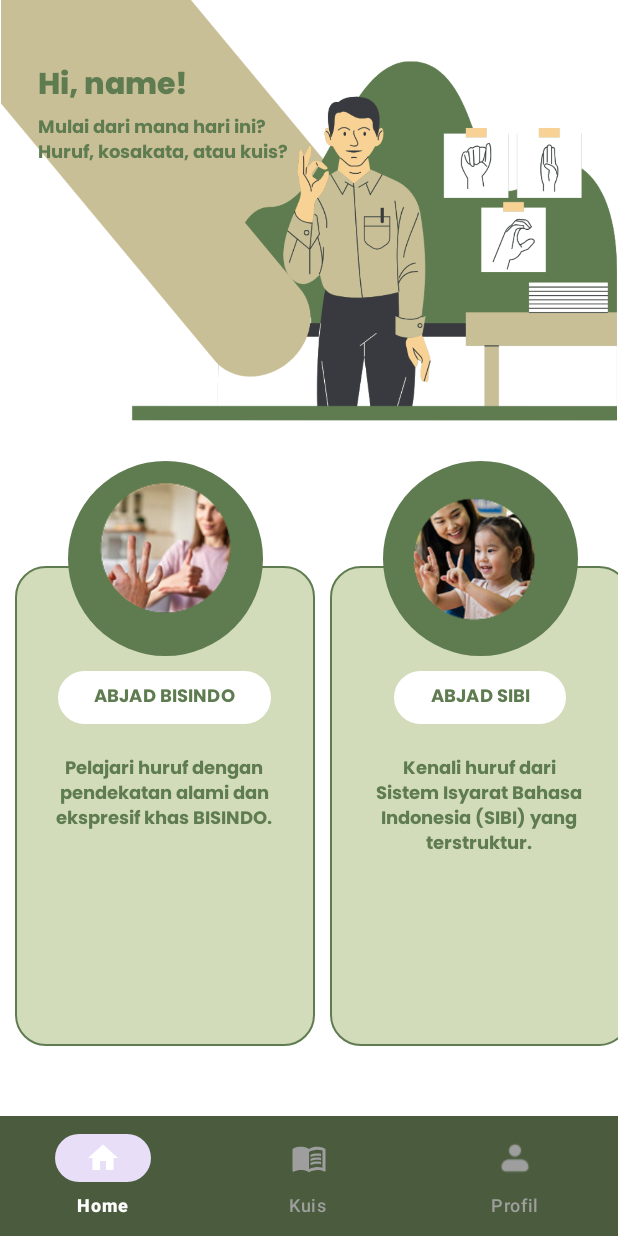
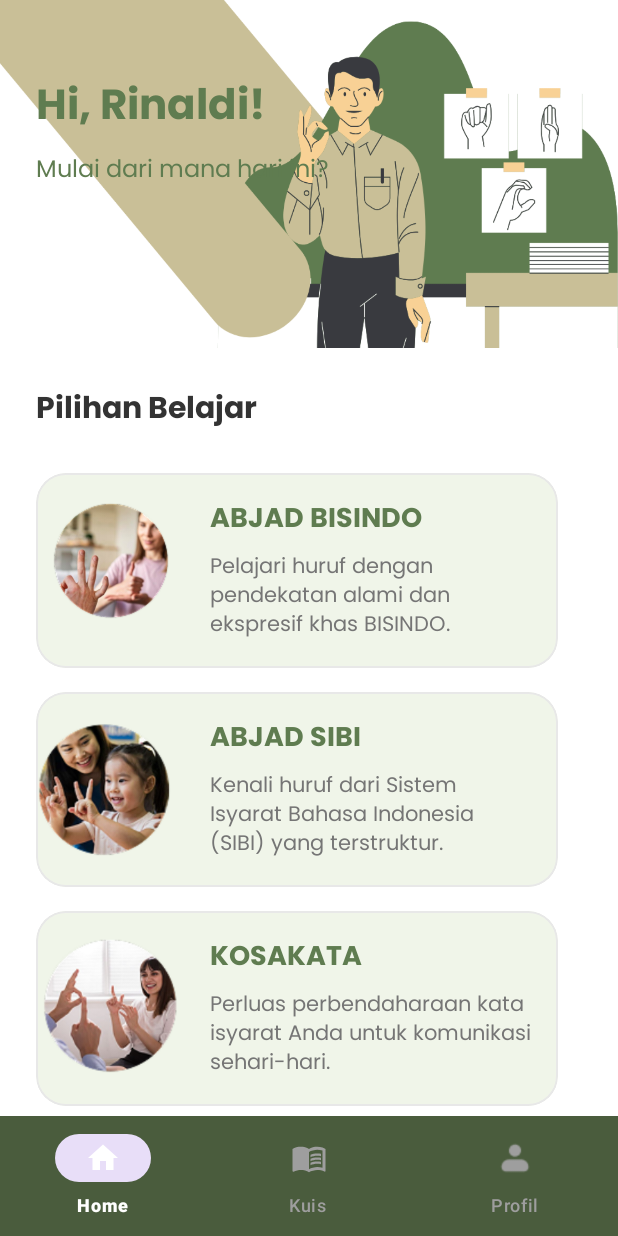
Before and after one commit to xebec51/GestureLearn, an Android app: the HomeFragment screen opened directly, with no data from a screen before it, on a phone screen of 412 x 824 dp. Run offline under Robolectric (Android 15) with nearby library versions, the phone set to English and light mode, and no system bars; our stand-ins replace Room's generated code.

Commit message:
refactor(home): redesign home screen with vertical list layout
Overhauls the HomeFragment UI to create a cleaner and more modern user experience.

Replaces the large header image with a minimalist text-based header, improving visual balance and focus.

Changes the main layout to a vertical orientation, displaying learning options in a scrollable list instead of a horizontal one.

Redesigns the item_card.xml for a vertical list, featuring a standardized image size on the left and text content on the right for better readability and consistency.

Updates HomeCardAdapter and HomeFragment to support the new vertical RecyclerView layout.

```diff
--- a/GestureLearn/app/src/main/java/com/example/gesturelearn/activity/fragment/HomeFragment.java
+++ b/GestureLearn/app/src/main/java/com/example/gesturelearn/activity/fragment/HomeFragment.java
@@ -71,7 +71,7 @@ public class HomeFragment extends Fragment {
 
         // Setup Adapter
         adapter = new HomeCardAdapter(getContext(), cardItems);
-        recyclerView.setLayoutManager(new LinearLayoutManager(getContext(), LinearLayoutManager.HORIZONTAL, false));
+        recyclerView.setLayoutManager(new LinearLayoutManager(getContext()));
         recyclerView.setAdapter(adapter);
     }
 }
--- a/GestureLearn/app/src/main/java/com/example/gesturelearn/adapter/HomeCardAdapter.java
+++ b/GestureLearn/app/src/main/java/com/example/gesturelearn/adapter/HomeCardAdapter.java
@@ -1,22 +1,20 @@
 package com.example.gesturelearn.adapter;
 
 import android.content.Context;
+import android.content.Intent;
 import android.view.LayoutInflater;
 import android.view.View;
 import android.view.ViewGroup;
-import android.widget.Button;
 import android.widget.ImageView;
 import android.widget.TextView;
 import androidx.annotation.NonNull;
 import androidx.recyclerview.widget.RecyclerView;
 import com.example.gesturelearn.R;
-import com.example.gesturelearn.model.CardItem;
-import java.util.List;
-
-import android.content.Intent;
 import com.example.gesturelearn.activity.learn.LearnAbjadBisindoActivity;
 import com.example.gesturelearn.activity.learn.LearnAbjadSibiActivity;
 import com.example.gesturelearn.activity.learn.LearnKosakataActivity;
+import com.example.gesturelearn.model.CardItem;
+import java.util.List;
 
 public class HomeCardAdapter extends RecyclerView.Adapter<HomeCardAdapter.CardViewHolder> {
 
@@ -40,7 +38,7 @@ public class HomeCardAdapter extends RecyclerView.Adapter<HomeCardAdapter.CardVi
         CardItem currentItem = cardItems.get(position);
 
         holder.imageView.setImageResource(currentItem.getImageResId());
-        holder.titleButton.setText(currentItem.getTitle());
+        holder.titleTextView.setText(currentItem.getTitle()); // Menggunakan titleTextView
         holder.descriptionTextView.setText(currentItem.getDescription());
 
         holder.itemView.setOnClickListener(v -> {
@@ -57,7 +55,7 @@ public class HomeCardAdapter extends RecyclerView.Adapter<HomeCardAdapter.CardVi
                     intent = new Intent(context, LearnKosakataActivity.class);
                     break;
                 default:
-                    return; // Tidak melakukan apa-apa jika posisi tidak dikenali
+                    return;
             }
             context.startActivity(intent);
         });
@@ -70,15 +68,13 @@ public class HomeCardAdapter extends RecyclerView.Adapter<HomeCardAdapter.CardVi
 
     public static class CardViewHolder extends RecyclerView.ViewHolder {
         ImageView imageView;
-        Button titleButton;
+        TextView titleTextView; // Diubah dari Button ke TextView
         TextView descriptionTextView;
 
         public CardViewHolder(@NonNull View itemView) {
             super(itemView);
             imageView = itemView.findViewById(R.id.iv_example);
-            titleButton = itemView.findViewById(R.id.btn_bisindoLetter);
-            // Anda perlu menambahkan id ke TextView deskripsi di item_card.xml
-            // Misalnya: android:id="@+id/tv_description"
+            titleTextView = itemView.findViewById(R.id.tv_card_title); // ID baru dari layout
             descriptionTextView = itemView.findViewById(R.id.tv_description);
         }
     }
--- a/GestureLearn/app/src/main/res/layout/fragment_home.xml
+++ b/GestureLearn/app/src/main/res/layout/fragment_home.xml
@@ -1,50 +1,78 @@
 <?xml version="1.0" encoding="utf-8"?>
-<androidx.constraintlayout.widget.ConstraintLayout xmlns:android="http://schemas.android.com/apk/res/android"
+<androidx.core.widget.NestedScrollView xmlns:android="http://schemas.android.com/apk/res/android"
+    xmlns:app="http://schemas.android.com/apk/res-auto"
+    xmlns:tools="http://schemas.android.com/tools"
     android:layout_width="match_parent"
     android:layout_height="match_parent"
-    xmlns:app="http://schemas.android.com/apk/res-auto"
-    xmlns:tools="http://schemas.android.com/tools"
-    android:background="@color/white">
+    android:background="@color/white"
+    android:fillViewport="true"
+    tools:context=".activity.fragment.HomeFragment">
+
+    <androidx.constraintlayout.widget.ConstraintLayout
+        android:layout_width="match_parent"
+        android:layout_height="wrap_content">
 
         <ImageView
             android:id="@+id/iv_logo"
-        android:layout_width="match_parent"
-        android:layout_height="285dp"
+            android:layout_width="0dp"
+            android:layout_height="0dp"
+            android:scaleType="centerCrop"
             android:src="@drawable/img_home"
-        app:layout_constraintTop_toTopOf="parent"/>
+            app:layout_constraintDimensionRatio="H,16:9"
+            app:layout_constraintEnd_toEndOf="parent"
+            app:layout_constraintStart_toStartOf="parent"
+            app:layout_constraintTop_toTopOf="parent" />
 
         <TextView
             android:id="@+id/tv_name"
+            android:layout_width="0dp"
+            android:layout_height="wrap_content"
+            android:layout_marginHorizontal="24dp"
+            android:layout_marginTop="48dp"
+            android:fontFamily="@font/poppins_bold"
+            android:text="Hi, Rinaldi!"
+            android:textColor="@color/green"
+            android:textSize="28sp"
+            app:layout_constraintEnd_toEndOf="parent"
+            app:layout_constraintStart_toStartOf="parent"
+            app:layout_constraintTop_toTopOf="parent" />
+
+        <TextView
+            android:id="@+id/tv_subtitle"
+            android:layout_width="0dp"
+            android:layout_height="wrap_content"
+            android:layout_marginTop="4dp"
+            android:fontFamily="@font/poppins_regular"
+            android:text="Mulai dari mana hari ini?"
+            android:textColor="@color/green"
+            android:textSize="16sp"
+            app:layout_constraintEnd_toEndOf="@id/tv_name"
+            app:layout_constraintStart_toStartOf="@id/tv_name"
+            app:layout_constraintTop_toBottomOf="@id/tv_name" />
+
+        <TextView
+            android:id="@+id/tv_label_pilihan"
             android:layout_width="wrap_content"
             android:layout_height="wrap_content"
-        android:fontFamily="@font/poppins_extrabold"
+            android:layout_marginTop="24dp"
+            android:fontFamily="@font/poppins_bold"
+            android:text="Pilihan Belajar"
+            android:textColor="@color/text_primary"
             android:textSize="20sp"
-        android:text="Hi, name!"
-        android:textColor="@color/green"
-        android:layout_marginTop="40dp"
-        android:layout_marginStart="25dp"
-        app:layout_constraintTop_toTopOf="parent"
-        app:layout_constraintStart_toStartOf="parent"/>
-
-    <TextView
-        android:layout_width="180dp"
-        android:layout_height="wrap_content"
-        android:fontFamily="@font/poppins_bold"
-        android:textSize="12sp"
-        android:text="Mulai dari mana hari ini? Huruf, kosakata, atau kuis?"
-        android:textColor="@color/green"
-        app:layout_constraintTop_toBottomOf="@id/tv_name"
-        app:layout_constraintStart_toStartOf="@id/tv_name"/>
+            app:layout_constraintStart_toStartOf="@id/tv_name"
+            app:layout_constraintTop_toBottomOf="@id/iv_logo" />
 
         <androidx.recyclerview.widget.RecyclerView
             android:id="@+id/rv_home_cards"
             android:layout_width="match_parent"
             android:layout_height="wrap_content"
-        android:layout_marginBottom="25dp"
+            android:layout_marginTop="8dp"
+            android:clipToPadding="false"
             android:orientation="horizontal"
+            android:paddingEnd="16dp"
             app:layoutManager="androidx.recyclerview.widget.LinearLayoutManager"
-        app:layout_constraintBottom_toBottomOf="parent"
-        app:layout_constraintTop_toBottomOf="@+id/iv_logo"
+            app:layout_constraintTop_toBottomOf="@id/tv_label_pilihan"
             tools:listitem="@layout/item_card" />
 
     </androidx.constraintlayout.widget.ConstraintLayout>
+</androidx.core.widget.NestedScrollView>
--- a/GestureLearn/app/src/main/res/layout/item_card.xml
+++ b/GestureLearn/app/src/main/res/layout/item_card.xml
@@ -1,58 +1,60 @@
 <?xml version="1.0" encoding="utf-8"?>
-<androidx.constraintlayout.widget.ConstraintLayout xmlns:android="http://schemas.android.com/apk/res/android"
-    android:layout_width="wrap_content"
+<com.google.android.material.card.MaterialCardView xmlns:android="http://schemas.android.com/apk/res/android"
+    xmlns:app="http://schemas.android.com/apk/res-auto"
+    xmlns:tools="http://schemas.android.com/tools"
+    android:layout_width="match_parent"
     android:layout_height="wrap_content"
-    xmlns:app="http://schemas.android.com/apk/res-auto"
-    android:paddingStart="10dp">
+    android:layout_marginHorizontal="24dp"
+    android:layout_marginTop="16dp"
+    app:cardBackgroundColor="#F0F5E9"
+    app:cardCornerRadius="20dp"
+    app:cardElevation="0dp"
+    app:strokeColor="#E8E8E8"
+    app:strokeWidth="1dp">
 
     <LinearLayout
-        android:id="@+id/ll_rectangle"
-        android:layout_width="200dp"
-        android:layout_height="320dp"
-        android:layout_marginTop="70dp"
-        android:background="@drawable/shape_green_rectangle"
+        android:layout_width="match_parent"
+        android:layout_height="wrap_content"
+        android:gravity="center_vertical"
+        android:orientation="horizontal">
+
+        <com.google.android.material.imageview.ShapeableImageView
+            android:id="@+id/iv_example"
+            android:layout_width="100dp"
+            android:layout_height="100dp"
+            android:scaleType="centerCrop"
+            app:shapeAppearanceOverlay="@style/ShapeAppearance.Material3.Corner.Medium"
+            tools:src="@drawable/abjadbisindo" />
+
+        <LinearLayout
+            android:layout_width="0dp"
+            android:layout_height="wrap_content"
+            android:layout_weight="1"
             android:orientation="vertical"
-        android:paddingTop="70dp"
-        app:layout_constraintTop_toTopOf="parent"
-        app:layout_constraintStart_toStartOf="parent">
+            android:padding="16dp">
 
-        <Button
-            android:id="@+id/btn_bisindoLetter"
+            <TextView
+                android:id="@+id/tv_card_title"
                 android:layout_width="wrap_content"
                 android:layout_height="wrap_content"
                 android:fontFamily="@font/poppins_bold"
                 android:textColor="@color/green"
-            android:text="ABJAD BISINDO"
-            android:textSize="12sp"
-            android:minHeight="10dp"
-            android:paddingVertical="3dp"
-            android:background="@drawable/shape_white_button"
-            app:backgroundTint="@null"
-            android:layout_gravity="center_horizontal"/>
+                android:textSize="18sp"
+                tools:text="Abjad BISINDO" />
 
             <TextView
                 android:id="@+id/tv_description"
-            android:layout_width="150dp"
+                android:layout_width="match_parent"
                 android:layout_height="wrap_content"
-            android:fontFamily="@font/poppins_bold"
-            android:textColor="@color/green"
-            android:textSize="12sp"
-            android:textAlignment="center"
-            android:text="Pelajari huruf dengan pendekatan alami dan ekspresif khas BISINDO, bahasa isyarat yang tumbuh dari komunikasi sehari-hari"
-            android:layout_gravity="center"
-            android:layout_marginTop="20dp"/>
+                android:layout_marginTop="4dp"
+                android:ellipsize="end"
+                android:fontFamily="@font/poppins_regular"
+                android:maxLines="3"
+                android:textColor="@color/text_secondary"
+                android:textSize="14sp"
+                tools:text="Pelajari huruf dengan pendekatan alami dan ekspresif khas BISINDO." />
 
         </LinearLayout>
+    </LinearLayout>
 
-    <ImageView
-        android:id="@+id/iv_example"
-        android:layout_width="130dp"
-        android:layout_height="130dp"
-        android:src="@drawable/img_home_example1"
-        android:padding="8dp"
-        android:background="@drawable/shape_circle_green"
-        app:layout_constraintTop_toTopOf="parent"
-        app:layout_constraintStart_toStartOf="@id/ll_rectangle"
-        app:layout_constraintEnd_toEndOf="@id/ll_rectangle"/>
-
-</androidx.constraintlayout.widget.ConstraintLayout>
+</com.google.android.material.card.MaterialCardView>
```
Lines whose indentation alone changed are shown as unchanged.
